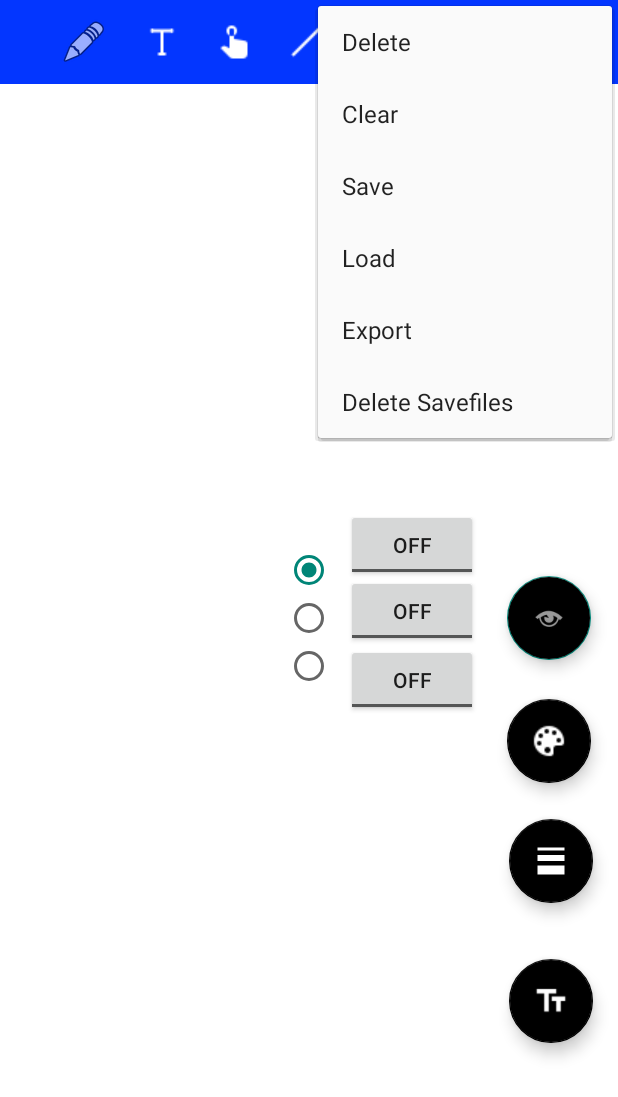
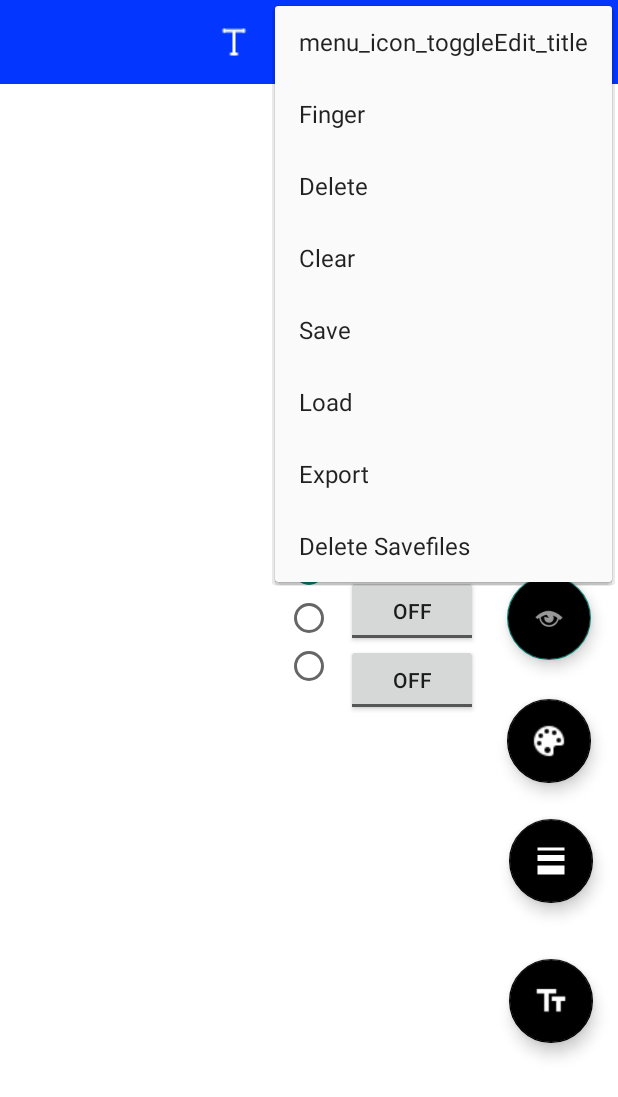
Before and after one commit to jonasspeiser/android-sketch-app, an Android app: the screen it shows after launch (MainActivity), with the options menu open, on a phone screen of 412 x 824 dp. Shown: the top 1097 px of the screen. Run offline under Robolectric (Android 15) with nearby library versions, the phone set to English and light mode, and no system bars; our stand-ins replace data binding; libraries missing offline, so code that uses them is left out: petrov.kristiyan.colorpicker.

Commit message:
Added responsiveness of AppBar, Menu items only show when space sufficient

```diff
--- a/implementation/Sketch_App/app/src/main/res/layout/activity_main.xml
+++ b/implementation/Sketch_App/app/src/main/res/layout/activity_main.xml
@@ -87,7 +87,7 @@
 
         <androidx.appcompat.widget.Toolbar
             android:id="@+id/toolbar"
-            android:layout_width="0dp"
+            android:layout_width="match_parent"
             android:layout_height="wrap_content"
             android:background="@color/blue"
             android:minHeight="?attr/actionBarSize"
--- a/implementation/Sketch_App/app/src/main/res/menu/menu.xml
+++ b/implementation/Sketch_App/app/src/main/res/menu/menu.xml
@@ -7,7 +7,7 @@
         android:id="@+id/editModeId"
         android:icon="@android:drawable/ic_menu_edit"
         android:title="@string/menu_icon_toggleEdit_title"
-        app:showAsAction="always"/>
+        app:showAsAction="ifRoom"/>
 
     <item
         android:id="@+id/textId"
@@ -18,7 +18,7 @@
         android:id="@+id/fingerId"
         android:icon="@drawable/menu_icon_finger"
         android:title="@string/menu_icon_finger_title"
-        app:showAsAction="always" />
+        app:showAsAction="ifRoom" />
     <item
         android:id="@+id/lineId"
         android:icon="@drawable/menu_icon_line"
```
